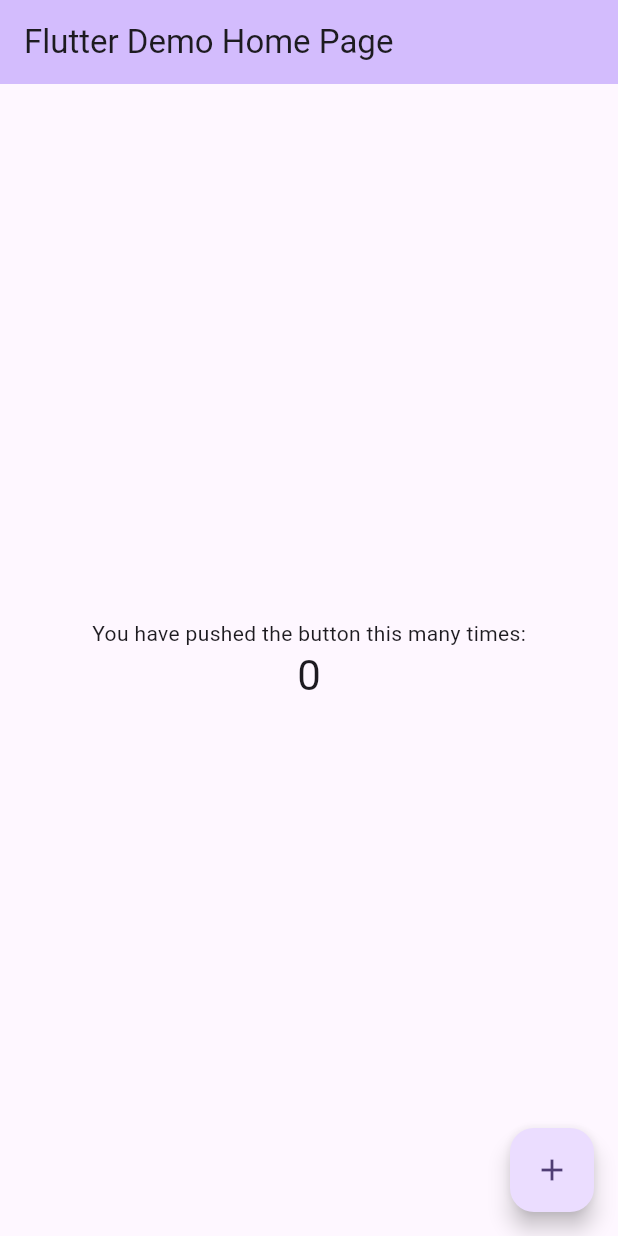
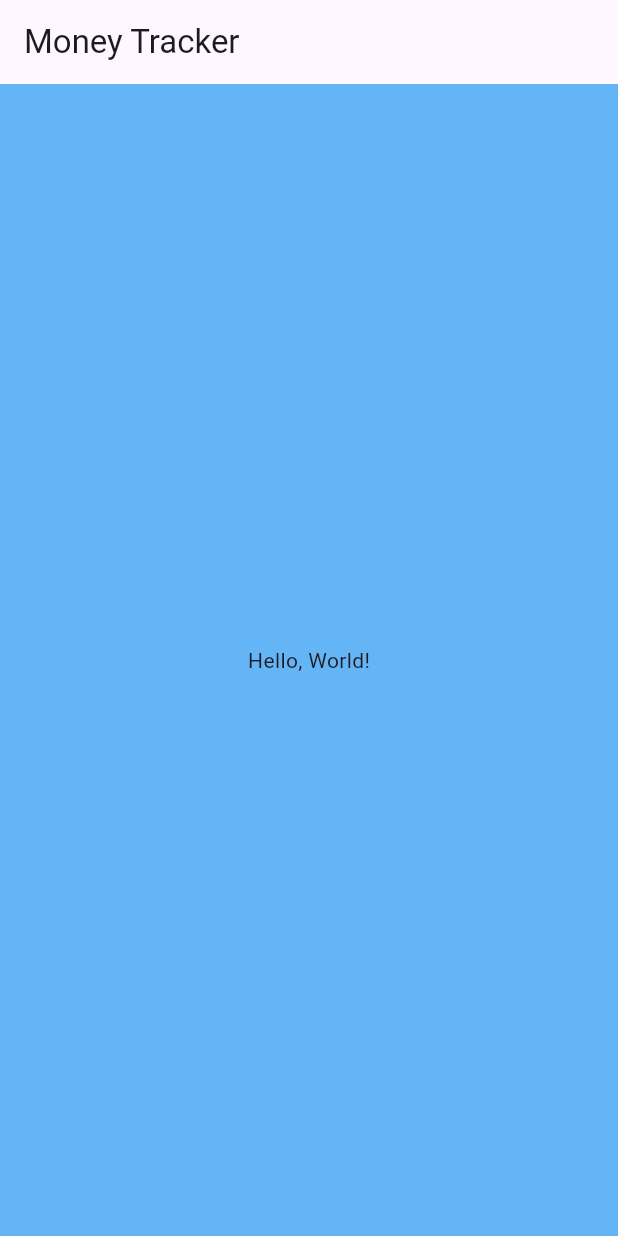
Before and after one commit to emmanueljustin/moneytracker, a Flutter app: the screen it shows after launch, on a phone screen of 412 x 824 dp. Run offline on Flutter 3.47's test engine with Material 3 defaults, Android fonts, the phone set to English and light mode, and no system bars; our stand-ins replace bloc, equatable, flutter_bloc, get_it, hive_flutter; accounts and stored records are empty.

```diff
--- /dev/null
+++ b/lib/global_core/usecases/usecase_with_no_params.dart
@@ -0,0 +1,3 @@
+abstract class UseCaseWithNoParams<T>{
+  Future<(String?, T?)> call();
+}
--- /dev/null
+++ b/lib/global_core/usecases/usecase_with_params.dart
@@ -0,0 +1,3 @@
+abstract class UseCaseWithParams<T, P>{
+  Future<(String?, T?)> call(P params);
+}
--- a/lib/main.dart
+++ b/lib/main.dart
@@ -1,125 +1,34 @@
 import 'package:flutter/material.dart';
+import 'package:flutter_bloc/flutter_bloc.dart';
+import 'package:hive_flutter/hive_flutter.dart';
+import 'package:moneytracker/global_core/hive_service/hive_boxes.dart';
+import 'package:moneytracker/global_core/locator.dart';
+import 'package:moneytracker/global_core/providers/bloc_providers.dart';
+import 'package:moneytracker/src/home/presentation/screens/home.dart';
 
-void main() {
-  runApp(const MyApp());
+void main() async {
+  WidgetsFlutterBinding.ensureInitialized();
+  await Hive.initFlutter();
+  await HiveBoxes().registerAdapters();
+  await setupLocator();
+  runApp(
+    MultiBlocProvider(
+      providers: BlocProviders.get(),
+      child: const MyApp(),
+    )
+  );
 }
 
 class MyApp extends StatelessWidget {
   const MyApp({super.key});
 
-  // This widget is the root of your application.
   @override
   Widget build(BuildContext context) {
     return MaterialApp(
-      title: 'Flutter Demo',
       theme: ThemeData(
-        // This is the theme of your application.
-        //
-        // TRY THIS: Try running your application with "flutter run". You'll see
-        // the application has a purple toolbar. Then, without quitting the app,
-        // try changing the seedColor in the colorScheme below to Colors.green
-        // and then invoke "hot reload" (save your changes or press the "hot
-        // reload" button in a Flutter-supported IDE, or press "r" if you used
-        // the command line to start the app).
-        //
-        // Notice that the counter didn't reset back to zero; the application
-        // state is not lost during the reload. To reset the state, use hot
-        // restart instead.
-        //
-        // This works for code too, not just values: Most code changes can be
-        // tested with just a hot reload.
-        colorScheme: ColorScheme.fromSeed(seedColor: Colors.deepPurple),
         useMaterial3: true,
       ),
-      home: const MyHomePage(title: 'Flutter Demo Home Page'),
+      home: const Home(),
     );
   }
 }
-
-class MyHomePage extends StatefulWidget {
-  const MyHomePage({super.key, required this.title});
-
-  // This widget is the home page of your application. It is stateful, meaning
-  // that it has a State object (defined below) that contains fields that affect
-  // how it looks.
-
-  // This class is the configuration for the state. It holds the values (in this
-  // case the title) provided by the parent (in this case the App widget) and
-  // used by the build method of the State. Fields in a Widget subclass are
-  // always marked "final".
-
-  final String title;
-
-  @override
-  State<MyHomePage> createState() => _MyHomePageState();
-}
-
-class _MyHomePageState extends State<MyHomePage> {
-  int _counter = 0;
-
-  void _incrementCounter() {
-    setState(() {
-      // This call to setState tells the Flutter framework that something has
-      // changed in this State, which causes it to rerun the build method below
-      // so that the display can reflect the updated values. If we changed
-      // _counter without calling setState(), then the build method would not be
-      // called again, and so nothing would appear to happen.
-      _counter++;
-    });
-  }
-
-  @override
-  Widget build(BuildContext context) {
-    // This method is rerun every time setState is called, for instance as done
-    // by the _incrementCounter method above.
-    //
-    // The Flutter framework has been optimized to make rerunning build methods
-    // fast, so that you can just rebuild anything that needs updating rather
-    // than having to individually change instances of widgets.
-    return Scaffold(
-      appBar: AppBar(
-        // TRY THIS: Try changing the color here to a specific color (to
-        // Colors.amber, perhaps?) and trigger a hot reload to see the AppBar
-        // change color while the other colors stay the same.
-        backgroundColor: Theme.of(context).colorScheme.inversePrimary,
-        // Here we take the value from the MyHomePage object that was created by
-        // the App.build method, and use it to set our appbar title.
-        title: Text(widget.title),
-      ),
-      body: Center(
-        // Center is a layout widget. It takes a single child and positions it
-        // in the middle of the parent.
-        child: Column(
-          // Column is also a layout widget. It takes a list of children and
-          // arranges them vertically. By default, it sizes itself to fit its
-          // children horizontally, and tries to be as tall as its parent.
-          //
-          // Column has various properties to control how it sizes itself and
-          // how it positions its children. Here we use mainAxisAlignment to
-          // center the children vertically; the main axis here is the vertical
-          // axis because Columns are vertical (the cross axis would be
-          // horizontal).
-          //
-          // TRY THIS: Invoke "debug painting" (choose the "Toggle Debug Paint"
-          // action in the IDE, or press "p" in the console), to see the
-          // wireframe for each widget.
-          mainAxisAlignment: MainAxisAlignment.center,
-          children: <Widget>[
-            const Text(
-              'You have pushed the button this many times:',
-            ),
-            Text(
-              '$_counter',
-              style: Theme.of(context).textTheme.headlineMedium,
-            ),
-          ],
-        ),
-      ),
-      floatingActionButton: FloatingActionButton(
-        onPressed: _incrementCounter,
-        tooltip: 'Increment',
-        child: const Icon(Icons.add),
-      ), // This trailing comma makes auto-formatting nicer for build methods.
-    );
-  }
-}
--- /dev/null
+++ b/lib/src/home/presentation/screens/home.dart
@@ -0,0 +1,18 @@
+import 'package:flutter/material.dart';
+
+class Home extends StatelessWidget {
+  const Home({super.key});
+
+  @override
+  Widget build(BuildContext context) {
+    return Scaffold(
+      backgroundColor: Colors.blue[300],
+      appBar: AppBar(
+        title: const Text('Money Tracker'),
+      ),
+      body: const Center(
+        child: Text('Hello, World!'),
+      ),
+    );
+  }
+}
```
Also changed, not shown: lib/global_core/cubits/widgets_helper_cubit.dart (added, +9 -0 lines), lib/global_core/hive_service/hive_boxes.dart (added, +36 -0 lines), lib/global_core/hive_service/hive_methods.dart (added, +38 -0 lines), lib/global_core/locator.dart (added, +7 -0 lines), lib/global_core/providers/bloc_providers.dart (added, +10 -0 lines), lib/src/home/presentation/blocs/bloc/counter_bloc.dart (added, +13 -0 lines), lib/src/home/presentation/blocs/bloc/counter_event.dart (added, +8 -0 lines), lib/src/home/presentation/blocs/bloc/counter_state.dart (added, +10 -0 lines), pubspec.yaml (+11 -0 lines), pubspec.lock, 9 other files.
